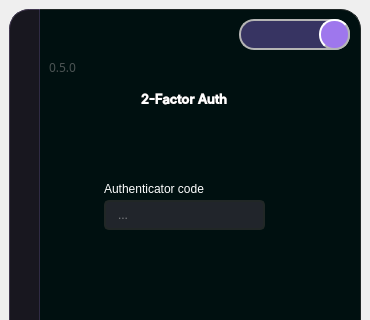
Old version of the form UI/login.ui in the repository ameasere/Polaris; both pictures show x 0 to 370 and y 0 to 320 of the 370 by 519 pixel window.
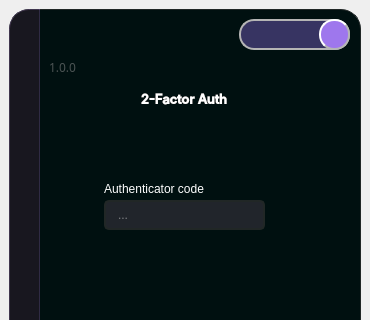
New version of the form. Icons and pictures are not drawn.

The edit to the form file:
```diff
--- a/UI/login.ui
+++ b/UI/login.ui
@@ -690,7 +690,7 @@
 text-align: left;</string>
        </property>
        <property name="text">
-        <string>0.5.0</string>
+        <string>1.0.0</string>
        </property>
        <property name="alignment">
         <set>Qt::AlignLeading|Qt::AlignLeft|Qt::AlignVCenter</set>
```
